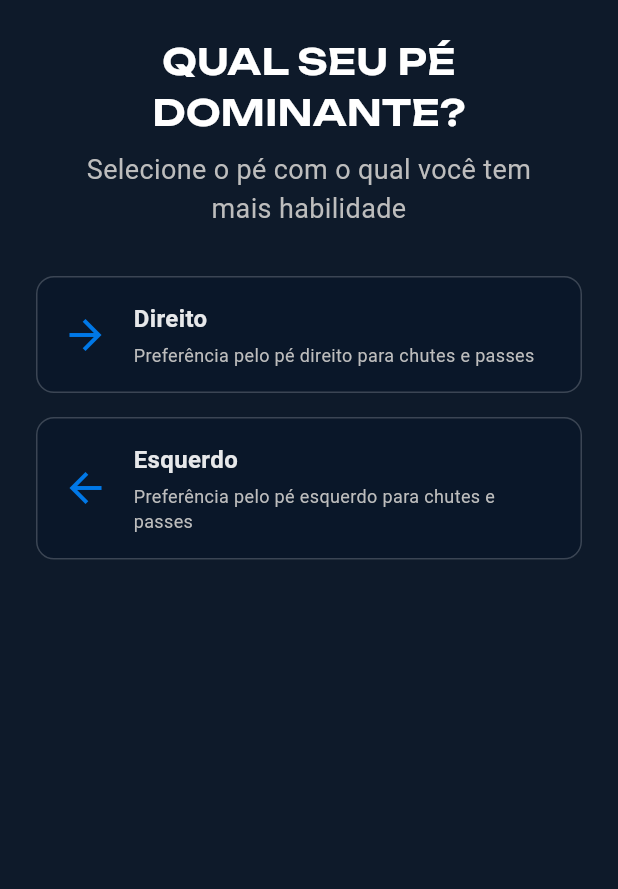
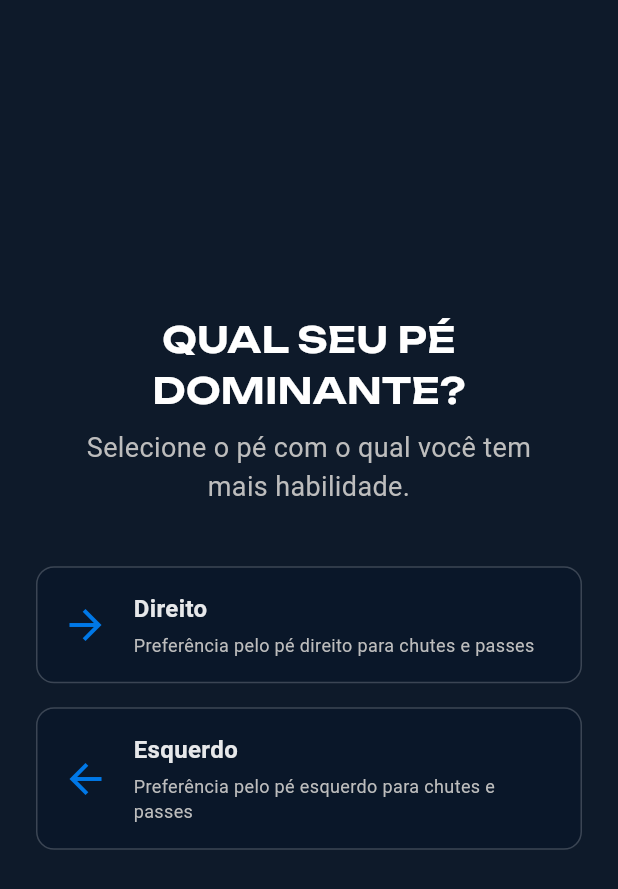
Before and after one commit to lucaspincho/Futsallink, a Flutter app: the ProfileDominantFootStep widget shown alone on an empty page, opened directly, on a phone screen of 412 x 824 dp. Shown: the top 889 px of the screen. Run offline on Flutter 3.47's test engine with Material 3 defaults, Android fonts, the phone set to English and light mode, and no system bars; our stand-ins replace bloc, cloud_firestore, country_picker, dartz, equatable, firebase_auth and 12 more; accounts and stored records are empty; statements that could not run were skipped; project files that could hold a hidden picture were left out.

```diff
--- a/apps/futsallink_player/lib/features/profile/presentation/widgets/profile_bio_step.dart
+++ b/apps/futsallink_player/lib/features/profile/presentation/widgets/profile_bio_step.dart
@@ -70,7 +70,7 @@ class _ProfileBioStepState extends State<ProfileBioStep> {
                 bottomPadding: 8.0,
               ),
               const SubtitleText(
-                text: 'Sua biografia pode ser vista por outras pessoas. Escreva o que quiser sobre você.',
+                text: 'Esse é seu momento de se apresentar. Fale sobre sua trajetória, suas metas e sua paixão pelo futsal.',
               ),
             const SizedBox(height: 32),
             Container(
@@ -98,7 +98,7 @@ class _ProfileBioStepState extends State<ProfileBioStep> {
                   LengthLimitingTextInputFormatter(_maxBioLength),
                 ],
                 decoration: const InputDecoration(
-                  hintText: 'Ex: Sou jogador de futsal há 10 anos, com experiência em competições universitárias. Tenho como objetivo me profissionalizar e representar a seleção brasileira.',
+                  hintText: 'Ex: Jogo futsal desde os 10 anos, com experiência em competições universitárias. Tenho como objetivo me profissionalizar e representar a seleção brasileira.',
                   border: InputBorder.none,
                   contentPadding: EdgeInsets.all(16),
                 ),
@@ -139,7 +139,6 @@ class _ProfileBioStepState extends State<ProfileBioStep> {
                   _buildTip('Mencione sua experiência no futsal'),
                   _buildTip('Descreva suas principais habilidades'),
                   _buildTip('Indique seus objetivos na carreira'),
-                  _buildTip('Adicione conquistas relevantes'),
                 ],
               ),
             ),
--- a/apps/futsallink_player/lib/features/profile/presentation/widgets/profile_dominant_foot_step.dart
+++ b/apps/futsallink_player/lib/features/profile/presentation/widgets/profile_dominant_foot_step.dart
@@ -50,24 +50,42 @@ class _ProfileDominantFootStepState extends State<ProfileDominantFootStep> {
 
   @override
   Widget build(BuildContext context) {
+    return LayoutBuilder(
+      builder: (context, constraints) {
         return SingleChildScrollView(
+          child: ConstrainedBox(
+            constraints: BoxConstraints(
+              minHeight: constraints.maxHeight,
+            ),
             child: Padding(
-        padding: const EdgeInsets.all(24.0),
+              padding: const EdgeInsets.symmetric(horizontal: 24.0),
               child: Column(
-          crossAxisAlignment: CrossAxisAlignment.start,
+                mainAxisAlignment: MainAxisAlignment.center,
+                crossAxisAlignment: CrossAxisAlignment.stretch,
                 children: [
                   const ScreenTitle(
                     text: 'QUAL SEU PÉ DOMINANTE?',
                     bottomPadding: 8.0,
                   ),
+
+
                   const SubtitleText(
-              text: 'Selecione o pé com o qual você tem mais habilidade',
+                    text: 'Selecione o pé com o qual você tem mais habilidade.',
                   ),
+
+                  const SizedBox(height: 40),
+
+                  // Opções de pé dominante
+                  ...dominantFootOptions.map((option) => _buildFootTile(option)),
+
+                  // Espaçamento extra no final (como no ProfileNameStep)
                   const SizedBox(height: 32),
-            ...dominantFootOptions.map((option) => _buildFootTile(option)),
                 ],
               ),
             ),
+          ),
+        );
+      },
     );
   }
 
```
Also changed, not shown: apps/futsallink_player/lib/features/profile/presentation/widgets/profile_height_weight_step.dart (+17 -32 lines), apps/futsallink_player/lib/features/profile/presentation/widgets/profile_photo_step.dart (+24 -3 lines). Lines whose indentation alone changed are shown as unchanged.
